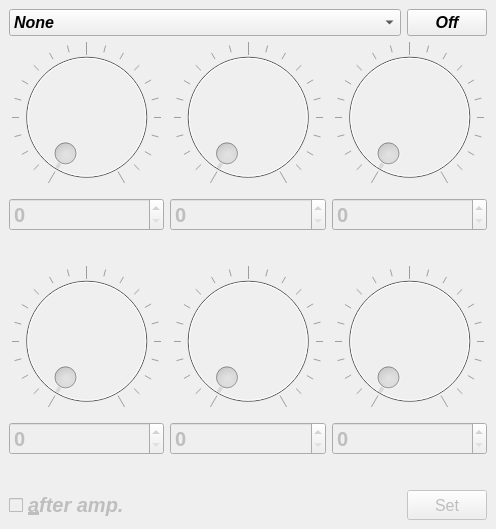
This is src/ui/effect.ui in zavorra/plug as Qt 5 draws it before an edit. The edited form follows.
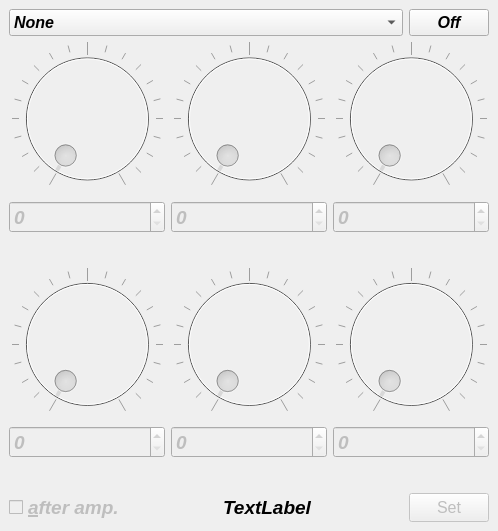
This is the edited form.

Commit message: Colored effects and some tweak on the UI

```diff
--- a/src/ui/effect.ui
+++ b/src/ui/effect.ui
@@ -6,8 +6,8 @@
    <rect>
     <x>0</x>
     <y>0</y>
-    <width>496</width>
-    <height>529</height>
+    <width>498</width>
+    <height>531</height>
    </rect>
   </property>
   <property name="windowTitle">
@@ -350,8 +350,9 @@
           </property>
           <property name="font">
            <font>
-            <pointsize>15</pointsize>
+            <pointsize>14</pointsize>
             <weight>75</weight>
+            <italic>true</italic>
             <bold>true</bold>
            </font>
           </property>
@@ -430,8 +431,9 @@
           </property>
           <property name="font">
            <font>
-            <pointsize>15</pointsize>
+            <pointsize>14</pointsize>
             <weight>75</weight>
+            <italic>true</italic>
             <bold>true</bold>
            </font>
           </property>
@@ -510,8 +512,9 @@
           </property>
           <property name="font">
            <font>
-            <pointsize>15</pointsize>
+            <pointsize>14</pointsize>
             <weight>75</weight>
+            <italic>true</italic>
             <bold>true</bold>
            </font>
           </property>
@@ -594,8 +597,9 @@
           </property>
           <property name="font">
            <font>
-            <pointsize>15</pointsize>
+            <pointsize>14</pointsize>
             <weight>75</weight>
+            <italic>true</italic>
             <bold>true</bold>
            </font>
           </property>
@@ -674,8 +678,9 @@
           </property>
           <property name="font">
            <font>
-            <pointsize>15</pointsize>
+            <pointsize>14</pointsize>
             <weight>75</weight>
+            <italic>true</italic>
             <bold>true</bold>
            </font>
           </property>
@@ -754,8 +759,9 @@
           </property>
           <property name="font">
            <font>
-            <pointsize>15</pointsize>
+            <pointsize>14</pointsize>
             <weight>75</weight>
+            <italic>true</italic>
             <bold>true</bold>
            </font>
           </property>
@@ -809,7 +815,7 @@
         </property>
         <property name="font">
          <font>
-          <pointsize>15</pointsize>
+          <pointsize>14</pointsize>
           <weight>75</weight>
           <italic>true</italic>
           <bold>true</bold>
@@ -820,6 +826,30 @@
         </property>
        </widget>
       </item>
+      <item>
+       <widget class="QLabel" name="slotLabel">
+        <property name="sizePolicy">
+         <sizepolicy hsizetype="Expanding" vsizetype="Maximum">
+          <horstretch>6</horstretch>
+          <verstretch>0</verstretch>
+         </sizepolicy>
+        </property>
+        <property name="font">
+         <font>
+          <pointsize>14</pointsize>
+          <weight>75</weight>
+          <italic>true</italic>
+          <bold>true</bold>
+         </font>
+        </property>
+        <property name="text">
+         <string>TextLabel</string>
+        </property>
+        <property name="alignment">
+         <set>Qt::AlignCenter</set>
+        </property>
+       </widget>
+      </item>
       <item>
        <widget class="QPushButton" name="setButton">
         <property name="enabled">
```
The commit also changes 5 other files.
